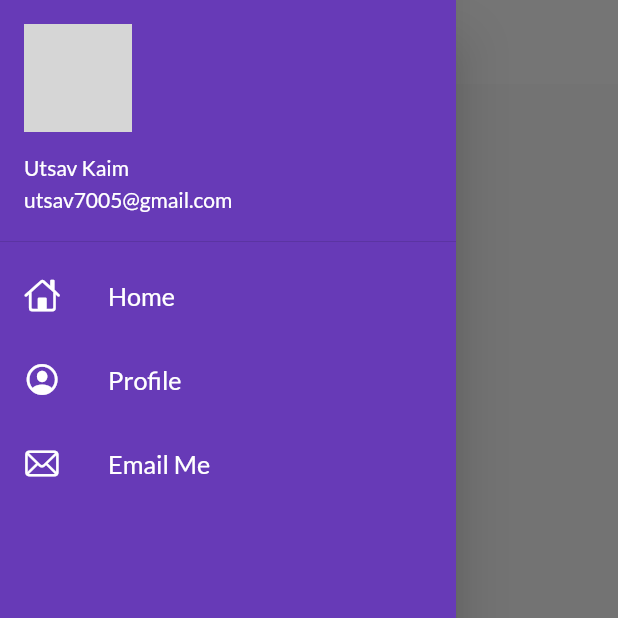
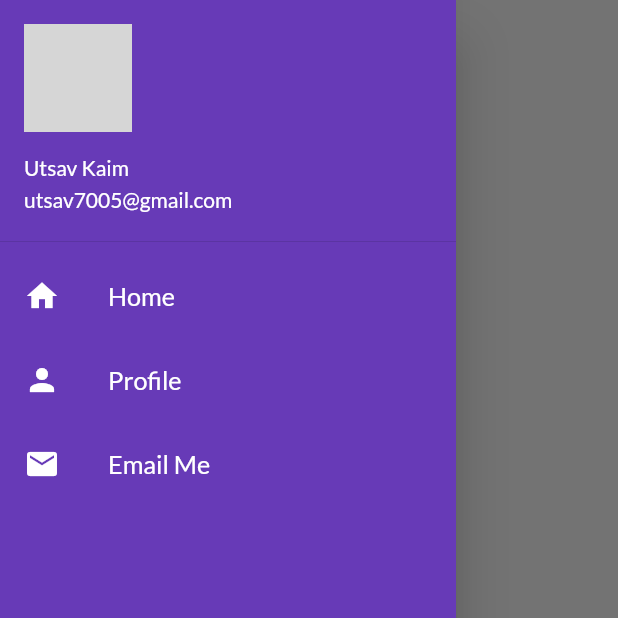
Before and after one commit to utsav7005/utsav_catalog, a Flutter app: the screen it shows after launch, with the side drawer open, on a phone screen of 412 x 824 dp, the top half of it. Run offline on Flutter 3.47's test engine with Material 2 defaults, Android fonts, the light colour scheme and no system bars; our stand-ins replace google_fonts; statements that could not run were skipped; grey boxes are pictures that could not be loaded.

Commit message:
day15 completed

```diff
--- a/lib/main.dart
+++ b/lib/main.dart
@@ -16,11 +16,11 @@ class MyApp extends StatelessWidget {
       themeMode: ThemeMode.light,
       theme: Mytheme.lightTheme(context),
       darkTheme: Mytheme.darkTheme(context),
-      initialRoute: MyRoutes.homeroute,
+      initialRoute: MyRoutes.homeRoute,
       routes: {
         "/": (context) => HomePage(),
-        MyRoutes.homeroute: (context) => HomePage(),
-        MyRoutes.loginroute: (context) => LoginPage(),
+        MyRoutes.homeRoute: (context) => HomePage(),
+        MyRoutes.loginRoute: (context) => LoginPage(),
       },
     );
   }
--- a/lib/pages/home_page.dart
+++ b/lib/pages/home_page.dart
@@ -1,8 +1,9 @@
 import 'package:flutter/material.dart';
 import 'package:flutter/services.dart';
 import 'package:ucatalog/models/catalog.dart';
+import 'package:ucatalog/widgets/home_widgets/catalog_header.dart';
+import 'package:ucatalog/widgets/home_widgets/catalog_list.dart';
 import 'package:ucatalog/widgets/drawer.dart';
-import 'package:ucatalog/widgets/item_widget.dart';
 import 'dart:convert';
 
 class HomePage extends StatefulWidget {
@@ -32,25 +33,26 @@ class _HomePageState extends State<HomePage> {
   @override
   Widget build(BuildContext context) {
     return Scaffold(
-      appBar: AppBar(
-        title: Text('Catalog App'),
+      drawer: MyDrawer(),
+      body: SafeArea(
+        child: Column(
+          crossAxisAlignment: CrossAxisAlignment.start,
+          children: [
+            CatalogHeader(),
+            Expanded(
+              child: Padding(
+                padding: const EdgeInsets.all(8.0),
+                child: (CatalogModel.items != null &&
+                        CatalogModel.items.isNotEmpty)
+                    ? CatalogList()
+                    : Center(
+                        child: CircularProgressIndicator(),
+                      ),
+              ),
+            ),
+          ],
+        ),
       ),
-      body: Padding(
-        padding: const EdgeInsets.all(16.0),
-        child: (CatalogModel.items != null && CatalogModel.items.isNotEmpty)
-            ? ListView.builder(
-                itemCount: CatalogModel.items.length,
-                itemBuilder: (context, index) {
-                  return ItemWidget(
-                    item: CatalogModel.items[index],
-                  );
-                },
-              )
-            : Center(
-                child: CircularProgressIndicator(),
-              ),
-      ),
-      drawer: MyDrawer(), // Use the MyDrawer widget here
     );
   }
 }
--- a/lib/pages/login_page.dart
+++ b/lib/pages/login_page.dart
@@ -20,7 +20,7 @@ class _LoginPageState extends State<LoginPage> {
         changeButton = true;
       });
       await Future.delayed(Duration(seconds: 1));
-      await Navigator.pushNamed(context, MyRoutes.homeroute);
+      await Navigator.pushNamed(context, MyRoutes.homeRoute);
       setState(() {
         changeButton = false;
       });
--- a/lib/utils/routes.dart
+++ b/lib/utils/routes.dart
@@ -1,4 +1,5 @@
 class MyRoutes {
-  static String loginroute = "/login";
-  static String homeroute = "/home";
+  static String loginRoute = "/login";
+  static String homeRoute = "/home";
+  static String homeDetailRoute = "/detail";
 }
--- a/lib/widgets/drawer.dart
+++ b/lib/widgets/drawer.dart
@@ -1,16 +1,18 @@
-import 'package:flutter/cupertino.dart';
 import 'package:flutter/material.dart';
 
 class MyDrawer extends StatelessWidget {
-  const MyDrawer({super.key});
+  const MyDrawer({Key? key}) : super(key: key);
 
   @override
   Widget build(BuildContext context) {
-    return Drawer(
+    return Stack(
+      children: [
+        Drawer(
+          elevation: 16, // Increase the elevation value for higher z-index
           child: Container(
             color: Colors.deepPurple,
             child: ListView(
-        // padding: EdgeInsets.zero,
+              padding: EdgeInsets.zero,
               children: const [
                 DrawerHeader(
                   padding: EdgeInsets.zero,
@@ -26,7 +28,7 @@ class MyDrawer extends StatelessWidget {
                 ),
                 ListTile(
                   leading: Icon(
-              CupertinoIcons.home,
+                    Icons.home,
                     color: Colors.white,
                   ),
                   title: Text(
@@ -39,7 +41,7 @@ class MyDrawer extends StatelessWidget {
                 ),
                 ListTile(
                   leading: Icon(
-              CupertinoIcons.profile_circled,
+                    Icons.person,
                     color: Colors.white,
                   ),
                   title: Text(
@@ -52,7 +54,7 @@ class MyDrawer extends StatelessWidget {
                 ),
                 ListTile(
                   leading: Icon(
-              CupertinoIcons.mail,
+                    Icons.mail,
                     color: Colors.white,
                   ),
                   title: Text(
@@ -62,9 +64,12 @@ class MyDrawer extends StatelessWidget {
                       color: Colors.white,
                     ),
                   ),
-          )
+                ),
               ],
             ),
-    ));
+          ),
+        ),
+      ],
+    );
   }
 }
--- /dev/null
+++ b/lib/widgets/home_widgets/catalog_header.dart
@@ -0,0 +1,40 @@
+import 'package:flutter/material.dart';
+import 'package:ucatalog/widgets/themes.dart';
+
+class CatalogHeader extends StatelessWidget {
+  const CatalogHeader({super.key});
+
+  @override
+  Widget build(BuildContext context) {
+    return Column(
+      children: [
+        Container(
+          padding: EdgeInsets.only(left: 12, top: 8),
+          child: Column(
+            crossAxisAlignment: CrossAxisAlignment.start,
+            children: [
+              Text(
+                'Catalog App',
+                style: TextStyle(
+                  fontSize: 32,
+                  fontWeight: FontWeight.bold,
+                  color: Mytheme.darkBluishColor,
+                ),
+              ),
+              Container(
+                padding: EdgeInsets.only(left: 8, top: 8),
+                child: Text(
+                  'Trending Products',
+                  style: TextStyle(
+                    fontSize: 16,
+                    color: Mytheme.darkBluishColor,
+                  ),
+                ),
+              ),
+            ],
+          ),
+        ),
+      ],
+    );
+  }
+}
--- /dev/null
+++ b/lib/widgets/home_widgets/catalog_list.dart
@@ -0,0 +1,20 @@
+import 'package:flutter/material.dart';
+import 'package:ucatalog/models/catalog.dart';
+import 'package:ucatalog/widgets/item_widget.dart';
+
+class CatalogList extends StatelessWidget {
+  const CatalogList({super.key});
+
+  @override
+  Widget build(BuildContext context) {
+    return ListView.builder(
+      physics: BouncingScrollPhysics(),
+      itemCount: CatalogModel.items.length,
+      itemBuilder: (context, index) {
+        return ItemWidget(
+          item: CatalogModel.items[index],
+        );
+      },
+    );
+  }
+}
--- a/lib/widgets/item_widget.dart
+++ b/lib/widgets/item_widget.dart
@@ -1,5 +1,6 @@
 import 'package:ucatalog/models/catalog.dart';
 import 'package:flutter/material.dart';
+import 'package:ucatalog/widgets/themes.dart';
 
 class ItemWidget extends StatelessWidget {
   final Item item;
@@ -21,7 +22,7 @@ class ItemWidget extends StatelessWidget {
             width: 64,
             padding: EdgeInsets.all(2),
             decoration: BoxDecoration(
-              color: Color.fromARGB(255, 233, 223, 250),
+              color: Mytheme.creamColor,
               borderRadius: BorderRadius.circular(8),
             ),
             child: ClipRRect(
@@ -44,7 +45,7 @@ class ItemWidget extends StatelessWidget {
             child: Text(
               item.desc,
               style: TextStyle(
-                color: Colors.grey[600],
+                color: Mytheme.darkBluishColor,
               ),
             ),
           ),
@@ -67,6 +68,10 @@ class ItemWidget extends StatelessWidget {
                     // Handle button press
                     print("Buy ${item.name}");
                   },
+                  style: ButtonStyle(
+                    backgroundColor:
+                        MaterialStateProperty.all<Color>(Colors.deepPurple),
+                  ),
                   child: Text("Buy"),
                 ),
               ),
--- a/lib/widgets/themes.dart
+++ b/lib/widgets/themes.dart
@@ -15,4 +15,6 @@ class Mytheme {
   static ThemeData darkTheme(BuildContext context) => ThemeData(
         brightness: Brightness.dark,
       );
+  static Color creamColor = Color(0xfff5f5f5);
+  static Color darkBluishColor = Color(0xff403b58);
 }
```
Also changed, not shown: lib/pages/home_detail_page.dart (added, +20 -0 lines). Lines whose indentation alone changed are shown as unchanged.
